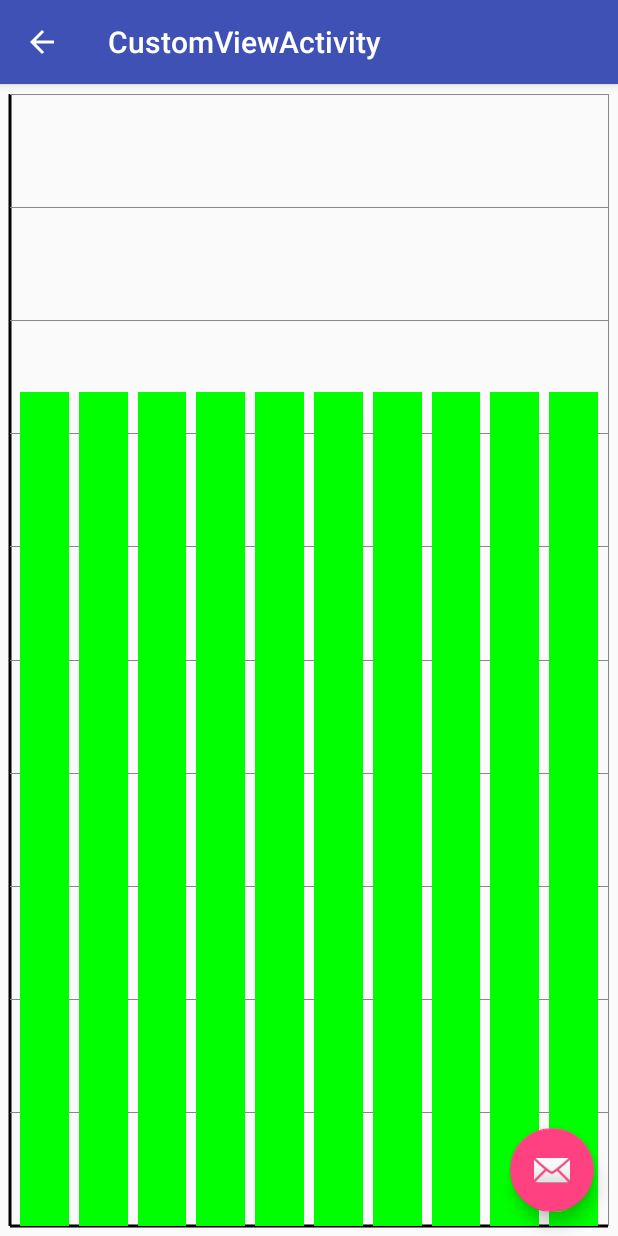
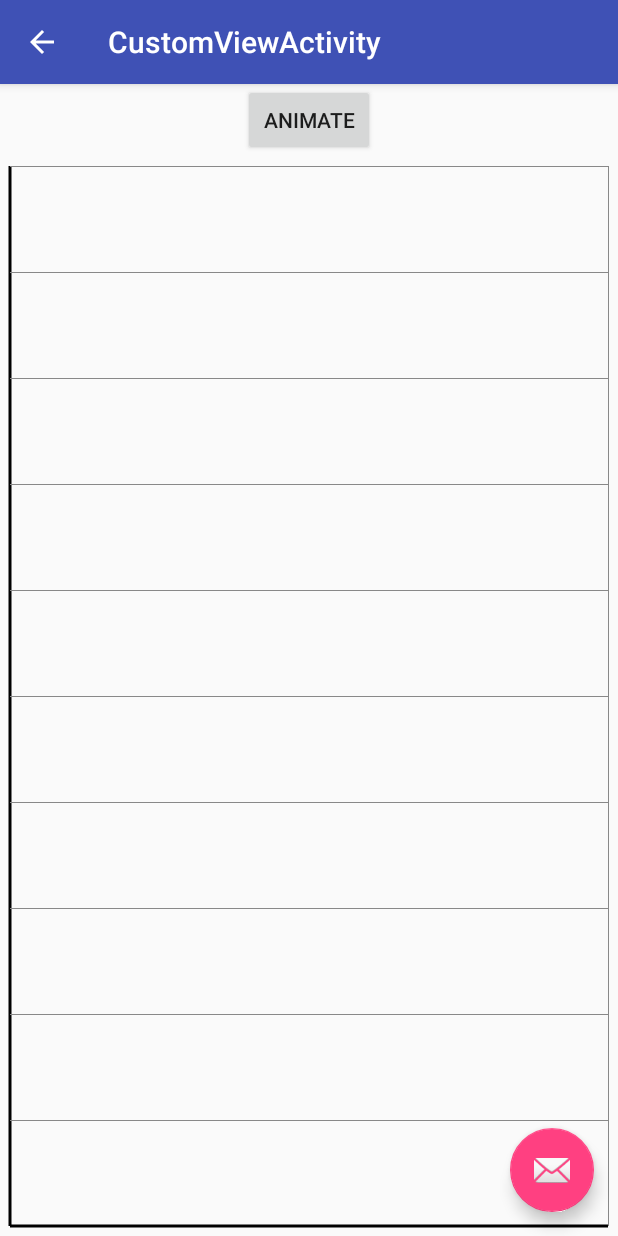
Before and after one commit to pankajnimgade/ConfigureBuilds, an Android app: the screen it shows after launch (CustomViewActivity), after a tap on "Custom View Activity", on a phone screen of 412 x 824 dp. Run offline under Robolectric (Android 15) with nearby library versions, the phone set to English and light mode, and no system bars; 1 statement that could not run was skipped; 1 other tap on this screen came first.

Commit message:
added animation to custom view

```diff
--- a/app/src/main/java/configure/test/configurebuilds/activities/custom101/view/BarChart.java
+++ b/app/src/main/java/configure/test/configurebuilds/activities/custom101/view/BarChart.java
@@ -1,5 +1,6 @@
 package configure.test.configurebuilds.activities.custom101.view;
 
+import android.animation.ValueAnimator;
 import android.content.Context;
 import android.graphics.Canvas;
 import android.graphics.Color;
@@ -11,7 +12,7 @@ import android.view.View;
 
 import java.util.Random;
 
-public class BarChart extends View {
+public class BarChart extends View implements ValueAnimator.AnimatorUpdateListener {
 
     private static final String TAG = BarChart.class.getSimpleName();
     private int maxHeight = getHeight();
@@ -21,7 +22,12 @@ public class BarChart extends View {
     private static Paint mGuideLineBlackPaint;
     private static Paint mBarChartPaint;
     private static final int barCount = 10;
+    private static final float[] barPercentage = new float[barCount];
     private static final float barSpacing = 10f;
+    private float mAnimationFraction = 0f;
+
+    private static ValueAnimator mValueAnimator;
+
 
     static {
         mAxisBlackPaint = new Paint();
@@ -36,6 +42,10 @@ public class BarChart extends View {
         mBarChartPaint = new Paint(Color.GREEN);
         mBarChartPaint.setColor(Color.GREEN);
         mBarChartPaint.setStyle(Paint.Style.FILL);
+
+        for (int i = 0; i < barPercentage.length; i++) {
+            barPercentage[i] = new Random().nextFloat();
+        }
     }
 
     public BarChart(Context context) {
@@ -81,6 +91,7 @@ public class BarChart extends View {
             float yValue = gridTop + (i * guideLineWidth);
             canvas.drawLine(gridLeft, yValue, gridRight, yValue, mGuideLineBlackPaint);
         }
+        float gridHeight = gridBottom - gridTop;
 
         // draw bars in chart
         final float totalColumnSpacing = barSpacing * (barCount + 1);
@@ -89,15 +100,24 @@ public class BarChart extends View {
         float columnLeft = gridLeft + barSpacing;
         float columnRight = columnLeft + columnWidth;
 
-        for (int i = 0; i < barCount; i++) {
-            float columnTop = (new Random().nextInt((int) gridBottom)) + gridTop + gridTop + gridTop;
+        for (float percent : barPercentage) {
+
+            float columnTop = ((1 - percent * mAnimationFraction) * gridHeight) + gridTop;
             canvas.drawRect(columnLeft, columnTop, columnRight, gridBottom, mBarChartPaint);
 
             //
-            columnLeft = columnRight+ barSpacing;
+            columnLeft = columnRight + barSpacing;
             columnRight = columnLeft + columnWidth;
         }
 
 
     }
+
+
+    @Override
+    public void onAnimationUpdate(ValueAnimator animation) {
+        mAnimationFraction = animation.getAnimatedFraction();
+
+        invalidate();
+    }
 }
--- a/app/src/main/java/configure/test/configurebuilds/activities/custom101/view/CustomViewActivity.java
+++ b/app/src/main/java/configure/test/configurebuilds/activities/custom101/view/CustomViewActivity.java
@@ -1,15 +1,20 @@
 package configure.test.configurebuilds.activities.custom101.view;
 
+import android.animation.ValueAnimator;
 import android.os.Bundle;
 import android.support.design.widget.FloatingActionButton;
 import android.support.design.widget.Snackbar;
 import android.support.v7.app.AppCompatActivity;
 import android.support.v7.widget.Toolbar;
+import android.util.Log;
 import android.view.View;
+import android.view.animation.AccelerateInterpolator;
 
 import configure.test.configurebuilds.R;
 
 public class CustomViewActivity extends AppCompatActivity {
+
+    private static final String TAG = CustomViewActivity.class.getSimpleName();
 
     @Override
     protected void onCreate(Bundle savedInstanceState) {
@@ -29,4 +34,15 @@ public class CustomViewActivity extends AppCompatActivity {
         getSupportActionBar().setDisplayHomeAsUpEnabled(true);
     }
 
+
+    public void barChartAnimate(View view) {
+        Log.d(TAG, "barChartAnimate: ");
+
+        ValueAnimator mValueAnimator = new ValueAnimator();
+        mValueAnimator.setDuration(500);
+        mValueAnimator.setInterpolator(new AccelerateInterpolator());
+        mValueAnimator.addUpdateListener((ValueAnimator.AnimatorUpdateListener) findViewById(R.id.CustomViewActivity_BarChart));
+        mValueAnimator.setFloatValues(0f, 1f);
+        mValueAnimator.start();
+    }
 }
--- a/app/src/main/res/layout/content_custom_view.xml
+++ b/app/src/main/res/layout/content_custom_view.xml
@@ -9,9 +9,20 @@
     tools:showIn="@layout/activity_custom_view">
 
     <configure.test.configurebuilds.activities.custom101.view.BarChart
+        android:id="@+id/CustomViewActivity_BarChart"
         android:layout_width="match_parent"
-        android:layout_height="match_parent"
+        android:layout_height="0dp"
         app:layout_constraintBottom_toBottomOf="parent"
+        app:layout_constraintEnd_toEndOf="parent"
+        app:layout_constraintStart_toStartOf="parent"
+        app:layout_constraintTop_toBottomOf="@id/CustomViewActivity_animate_button" />
+
+    <Button
+        android:id="@+id/CustomViewActivity_animate_button"
+        android:layout_width="wrap_content"
+        android:layout_height="wrap_content"
+        android:text="Animate"
+        android:onClick="barChartAnimate"
         app:layout_constraintEnd_toEndOf="parent"
         app:layout_constraintStart_toStartOf="parent"
         app:layout_constraintTop_toTopOf="parent" />
--- a/build.gradle
+++ b/build.gradle
@@ -1,7 +1,7 @@
 // Top-level build file where you can add configuration options common to all sub-projects/modules.
 
 buildscript {
-    ext.kotlin_version = '1.2.30'
+    ext.kotlin_version = '1.2.31'
     repositories {
         google()
         jcenter()
```
